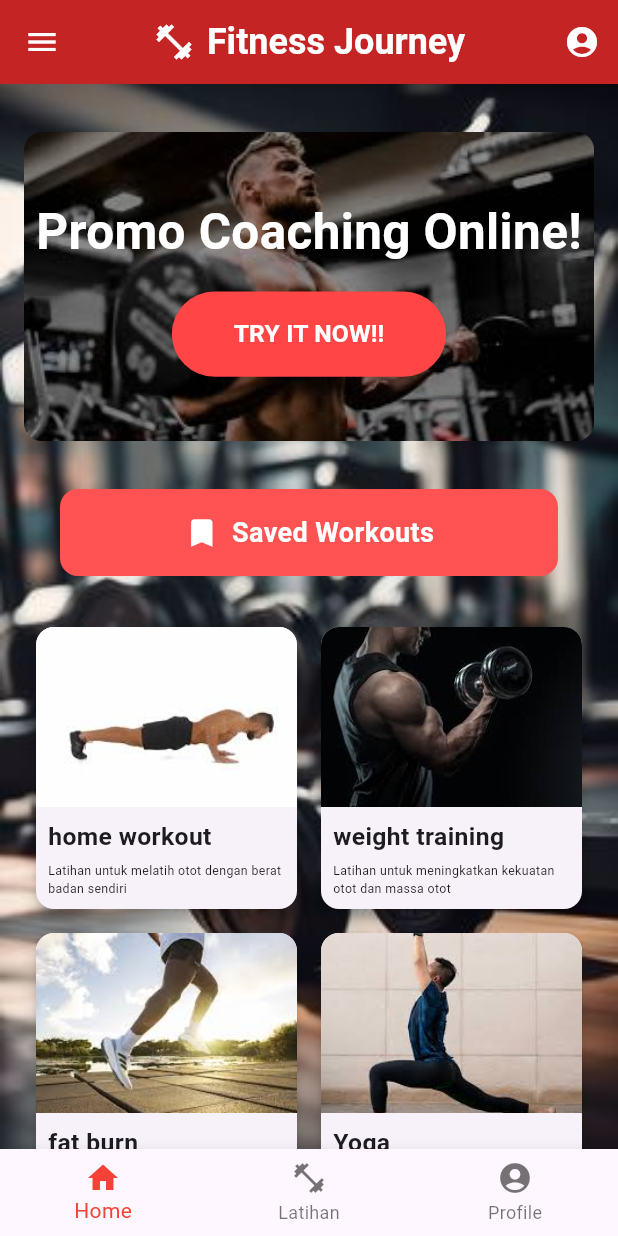
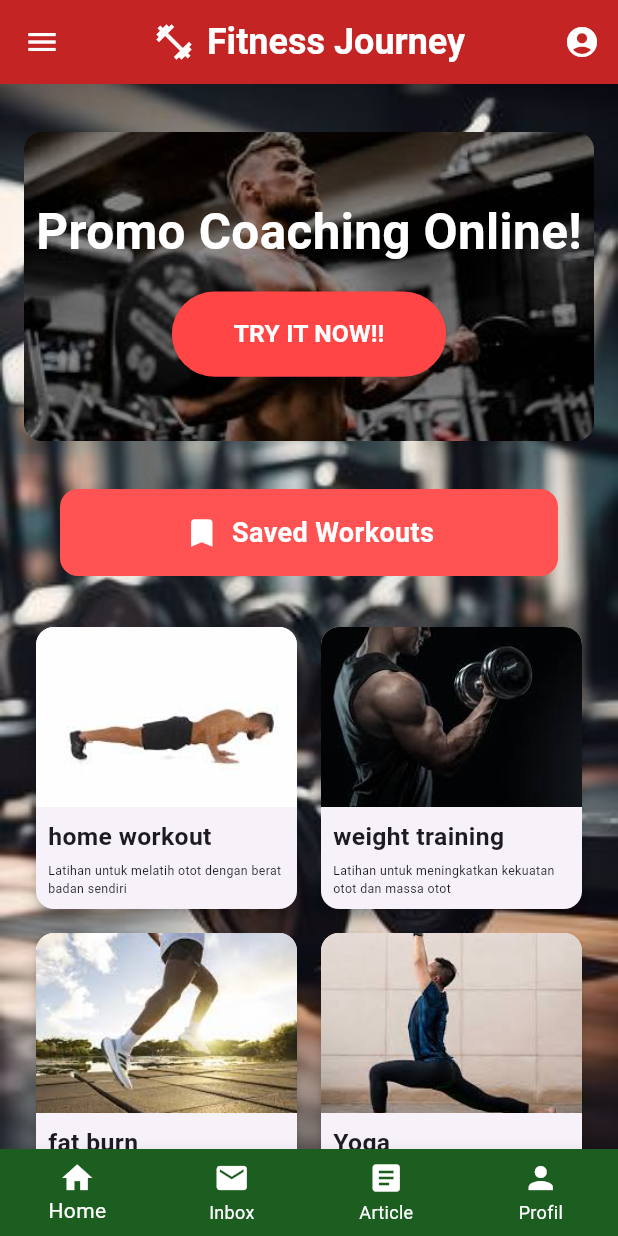
Before and after one commit to Juv-andrew/groupie, a Flutter app: the FitnessHomePage screen opened directly, on a phone screen of 412 x 824 dp. Run offline on Flutter 3.47's test engine with Material 3 defaults, Android fonts, the light colour scheme and no system bars; our stand-ins replace smooth_page_indicator.

Commit message:
bottomnavigator

```diff
--- a/lib/fitness.dart
+++ b/lib/fitness.dart
@@ -1,9 +1,13 @@
 import 'package:flutter/material.dart';
+import 'package:project/ProfilPage.dart';
+import 'package:project/artikel.dart';
 import 'package:project/fitness/fat_burn_page.dart';
 import 'package:project/fitness/home_workout_page.dart';
 import 'package:project/fitness/saved_workout_page.dart';
 import 'package:project/fitness/weight_training_page.dart';
 import 'package:project/fitness/yoga_page.dart';
+import 'package:project/main_page.dart';
+import 'package:project/notification.dart';
 
 class FitnessApp extends StatelessWidget {
   const FitnessApp({super.key});
@@ -254,19 +258,48 @@ class FitnessHomePage extends StatelessWidget {
           ),
         ],
       ),
-      bottomNavigationBar: BottomNavigationBar(
-        items: const <BottomNavigationBarItem>[
+       bottomNavigationBar: BottomNavigationBar(
+        type: BottomNavigationBarType.fixed,
+        backgroundColor: const Color(0xFF1B5E20),
+        selectedItemColor: Colors.white,
+        unselectedItemColor: Colors.white,
+        currentIndex: 0, // Sesuaikan ini jika kamu ingin aktifkan tab lain
+        onTap: (index) {
+          switch (index) {
+            case 0:
+              Navigator.pushReplacement(
+                context,
+                MaterialPageRoute(builder: (context) => const MainMenuPage()),
+              );
+              break;
+            case 1:
+              Navigator.pushReplacement(
+                context,
+                MaterialPageRoute(
+                  builder: (context) => const NotificationsPage(),
+                ),
+              );
+              break;
+            case 2:
+              Navigator.pushReplacement(
+                context,
+                MaterialPageRoute(builder: (context) => ArticlePage()),
+              );
+              break;
+            case 3:
+              Navigator.pushReplacement(
+                context,
+                MaterialPageRoute(builder: (context) => const ProfilePage()),
+              );
+              break;
+          }
+        },
+        items: const [
           BottomNavigationBarItem(icon: Icon(Icons.home), label: 'Home'),
-          BottomNavigationBarItem(
-              icon: Icon(Icons.fitness_center), label: 'Latihan'),
-          BottomNavigationBarItem(
-              icon: Icon(Icons.account_circle), label: 'Profile'),
+          BottomNavigationBarItem(icon: Icon(Icons.mail), label: 'Inbox'),
+          BottomNavigationBarItem(icon: Icon(Icons.article), label: 'Article'),
+          BottomNavigationBarItem(icon: Icon(Icons.person), label: 'Profil'),
         ],
-        currentIndex: 0,
-        selectedItemColor: Colors.red,
-        onTap: (index) {
-          // Handle navigation here
-        },
       ),
     );
   }
```
